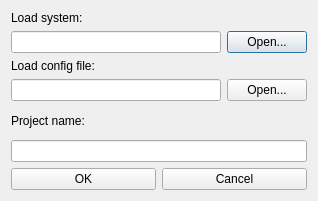
The window that src/SchedulerGUI/Windows/NewProjectDialog.ui (DanielZorin/movepoint) describes before a commit, drawn with Qt 5.
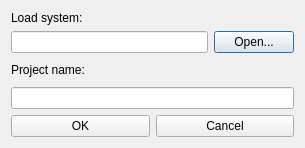
The same window after the commit.

Commit message: [~] New project dialog simplified

```diff
--- a/src/SchedulerGUI/Windows/NewProjectDialog.ui
+++ b/src/SchedulerGUI/Windows/NewProjectDialog.ui
@@ -5,8 +5,8 @@
    <rect>
     <x>0</x>
     <y>0</y>
-    <width>318</width>
-    <height>201</height>
+    <width>305</width>
+    <height>148</height>
    </rect>
   </property>
   <property name="windowTitle" >
@@ -65,40 +65,6 @@
        </item>
       </layout>
      </item>
-     <item>
-      <widget class="QLabel" name="label_2" >
-       <property name="sizePolicy" >
-        <sizepolicy vsizetype="Fixed" hsizetype="Preferred" >
-         <horstretch>0</horstretch>
-         <verstretch>0</verstretch>
-        </sizepolicy>
-       </property>
-       <property name="text" >
-        <string>Load config file:</string>
-       </property>
-      </widget>
-     </item>
-     <item>
-      <layout class="QHBoxLayout" name="horizontalLayout_3" >
-       <item>
-        <widget class="QLineEdit" name="lineEditConfig" >
-         <property name="enabled" >
-          <bool>true</bool>
-         </property>
-         <property name="readOnly" >
-          <bool>true</bool>
-         </property>
-        </widget>
-       </item>
-       <item>
-        <widget class="QPushButton" name="OpenConfig" >
-         <property name="text" >
-          <string>Open...</string>
-         </property>
-        </widget>
-       </item>
-      </layout>
-     </item>
      <item>
       <widget class="QLabel" name="label_3" >
        <property name="text" >
```
Left out of the diff: 16 changed lines with no effect on the pictures. The commit also changes 13 other files.
